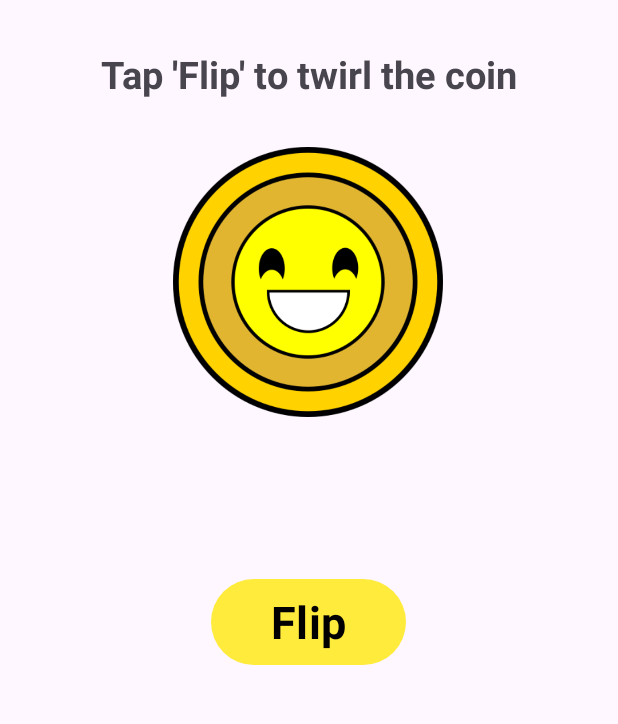
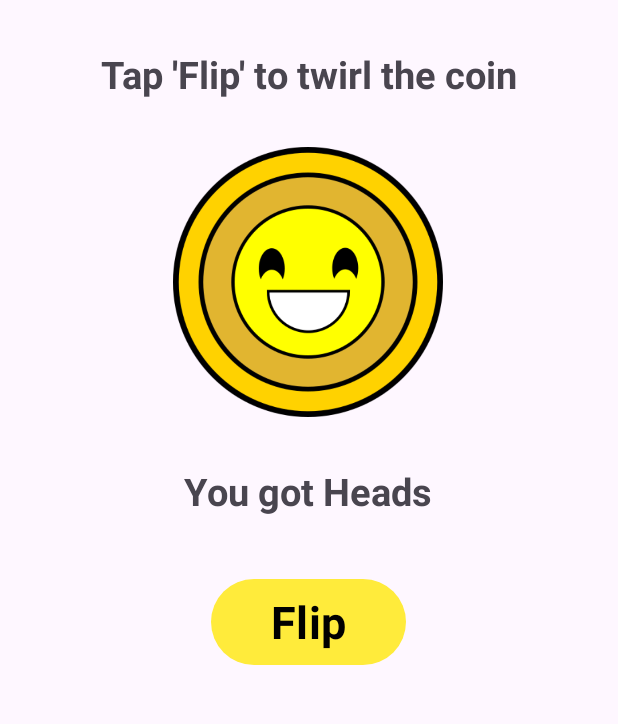
Before and after one commit to AS-Coope/Coin-Twirl-App, an Android app: the screen it shows after launch (MainActivity), after a tap on "Flip", on a phone screen of 412 x 824 dp, the part 159-883 px from its top. Run offline under Robolectric (Android 15) with nearby library versions, the phone set to English and light mode, and no system bars; our stand-ins replace data binding.

Commit message:
Declare MainActivity as lifecycleOwner to the binding property; Ensure text result persists configuration change

```diff
--- a/app/src/main/java/com/example/coinflipper/CoinFlipperViewModel.kt
+++ b/app/src/main/java/com/example/coinflipper/CoinFlipperViewModel.kt
@@ -1,5 +1,6 @@
 package com.example.coinflipper
 
+import android.util.Log
 import androidx.lifecycle.LiveData
 import androidx.lifecycle.MutableLiveData
 import androidx.lifecycle.ViewModel
@@ -7,11 +8,24 @@ import androidx.lifecycle.ViewModel
 class CoinFlipperViewModel: ViewModel() {
 
     private var _coinFlipTextResult = MutableLiveData<String>()
+    private var checkIfFirstFlip: Int = 0
+    //private var _image = MutableLiveData<ImageView>()
     val coinFlipTextResult: LiveData<String>
             get() = _coinFlipTextResult
-
+    init{
+    }
     fun flip(): String{
-        _coinFlipTextResult.value = if ((1..2).random() == 1) "Heads" else "Tails"
+        Log.d("CoinFlipperViewModel", "Mutable: ${_coinFlipTextResult.value}, Immutable: ${coinFlipTextResult.value}")
+        if (checkIfFirstFlip == 0){
+            _coinFlipTextResult.value = "Heads"
+            checkIfFirstFlip = 1
+        } else {
+            _coinFlipTextResult.value = if ((1..2).random() == 1) "Heads" else "Tails"
+        }
         return coinFlipTextResult.value!!
     }
+
+    fun initializeAppData(){
+        _coinFlipTextResult.value = "Heads"
+    }
 }
--- a/app/src/main/java/com/example/coinflipper/MainActivity.kt
+++ b/app/src/main/java/com/example/coinflipper/MainActivity.kt
@@ -13,14 +13,13 @@ class MainActivity : AppCompatActivity() {
 
     override fun onCreate(savedInstanceState: Bundle?) {
         super.onCreate(savedInstanceState)
-        setContentView(R.layout.activity_main)
 
         binding = DataBindingUtil.setContentView(this, R.layout.activity_main)
         binding.coinFlipperViewModel = viewModel
-
+        binding.lifecycleOwner = this
+        //viewModel.initializeAppData()
         // show image on first start of app
         binding.iconIv.setImageResource(R.drawable.coin_heads)
-
         binding.flipBtn.setOnClickListener {
             flipCoin()
         }
@@ -37,10 +36,14 @@ class MainActivity : AppCompatActivity() {
         // storing result of coin flip
         //val coinFlipResult = coin.flip()
         // shows relevant icon when heads or tails is shown on coin
+
         when(viewModel.flip()){
+
             "Heads" -> {
+                //Log.d("MainActivity", "${viewModel.coinFlipTextResult.value}")
                 binding.iconIv.setImageResource(R.drawable.coin_heads)
             } "Tails" -> {
+                //Log.d("MainActivity", "${viewModel.coinFlipTextResult.value}")
                 binding.iconIv.setImageResource(R.drawable.coin_tails)
             }
         }
--- a/app/src/main/res/layout/activity_main.xml
+++ b/app/src/main/res/layout/activity_main.xml
@@ -8,6 +8,10 @@
             name="coinFlipperViewModel"
             type="com.example.coinflipper.CoinFlipperViewModel" />
     </data>
+
+    <ScrollView
+        android:layout_width="match_parent"
+        android:layout_height="match_parent">
 
         <androidx.constraintlayout.widget.ConstraintLayout
             android:layout_width="match_parent"
@@ -38,7 +42,7 @@
                 app:layout_constraintStart_toStartOf="parent"
                 app:layout_constraintTop_toTopOf="parent"
                 tools:srcCompat="@drawable/coin_heads"
-            android:contentDescription="@{coinFlipperViewModel.coinFlipTextResult}"/>
+                android:contentDescription="@{@string/result(coinFlipperViewModel.coinFlipTextResult)}"/>
 
             <TextView
                 android:id="@+id/titleTv"
@@ -76,7 +80,7 @@
                 android:fontFamily="sans-serif"
                 android:textSize="25sp"
                 android:textStyle="bold"
-            android:text="@{coinFlipperViewModel.coinFlipTextResult}"
+                android:text="@{@string/result(coinFlipperViewModel.coinFlipTextResult)}"
                 app:layout_constraintEnd_toEndOf="parent"
                 app:layout_constraintHorizontal_bias="0.497"
                 app:layout_constraintStart_toStartOf="parent"
@@ -84,4 +88,5 @@
                 tools:text="You got Heads!" />
 
         </androidx.constraintlayout.widget.ConstraintLayout>
+    </ScrollView>
 </layout>
```
Lines whose indentation alone changed are shown as unchanged.
